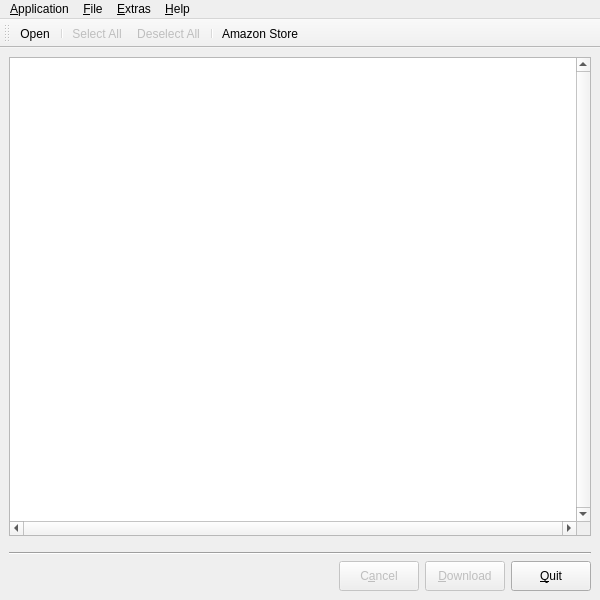
Qt form ui/qlamz.ui (Christian-Kr/qlamz) before a commit.
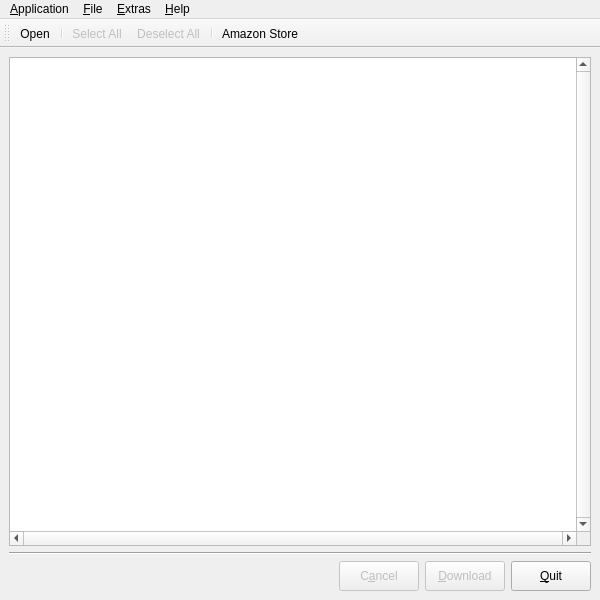
The same form after that commit. Icons and pictures are not drawn.

Diff of the .ui file:
```diff
--- a/ui/qlamz.ui
+++ b/ui/qlamz.ui
@@ -96,22 +96,6 @@
       </item>
       <item>
        <layout class="QVBoxLayout" name="verticalLayout_5">
-        <item>
-         <spacer name="verticalSpacer">
-          <property name="orientation">
-           <enum>Qt::Vertical</enum>
-          </property>
-          <property name="sizeType">
-           <enum>QSizePolicy::Fixed</enum>
-          </property>
-          <property name="sizeHint" stdset="0">
-           <size>
-            <width>20</width>
-            <height>10</height>
-           </size>
-          </property>
-         </spacer>
-        </item>
         <item>
          <widget class="Line" name="line_2">
           <property name="orientation">
```
Left out of the diff: 34 changed lines with no effect on the pictures.
